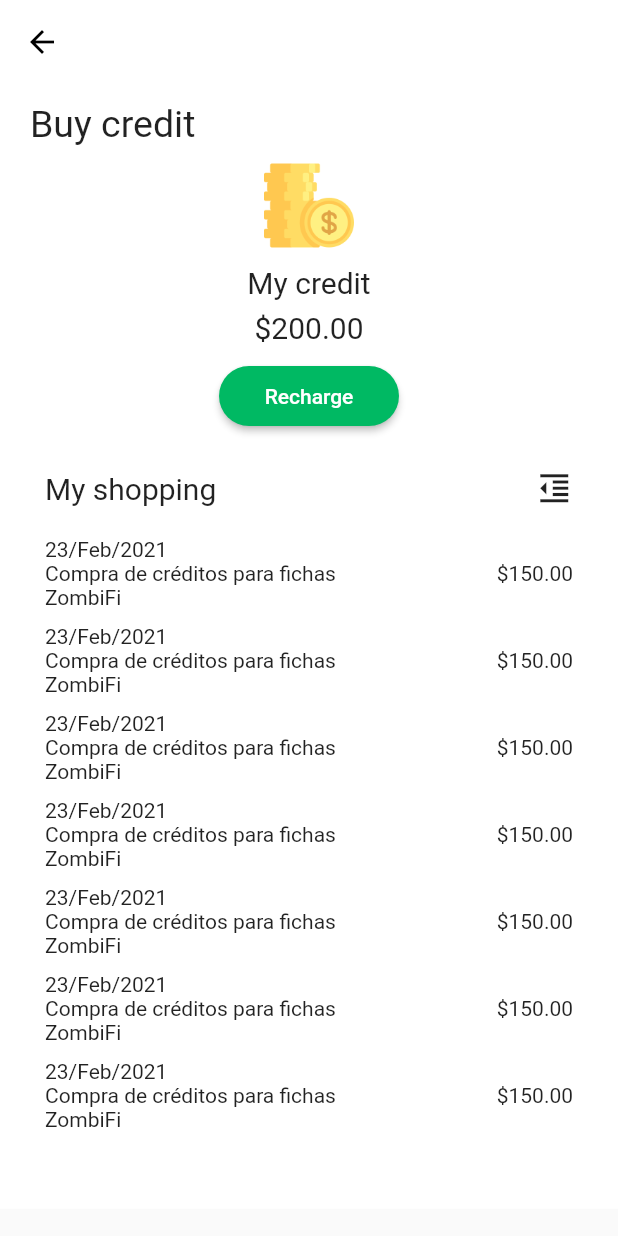
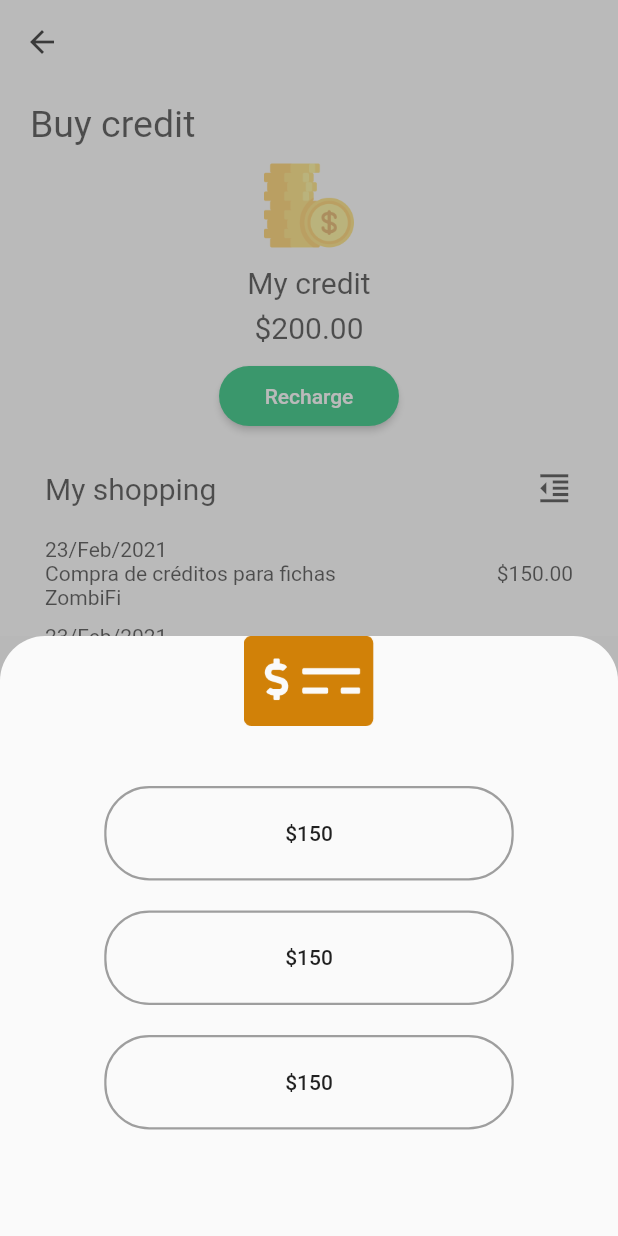
Before and after one commit to blazarnet/zombiapp, a Flutter app: the BuyCreditPage screen opened directly, after a tap on "Recharge", on a phone screen of 412 x 824 dp. Run offline on Flutter 3.47's test engine with Material 2 defaults, Android fonts, the phone set to English and light mode, and no system bars; our stand-ins replace rive; missing offline and left inert: mapbox_gl; statements that could not run were skipped.

Commit message:
Diseño del modal para comprar un nuevo credito y abonarse al wallet personal

```diff
--- a/lib/src/pages/buy_credit_page.dart
+++ b/lib/src/pages/buy_credit_page.dart
@@ -117,7 +117,7 @@ class _BuyCreditPageState extends State<BuyCreditPage> {
       shape: RoundedRectangleBorder(
         borderRadius: BorderRadius.circular(30),
       ),
-      onPressed: () {},
+      onPressed: _onRechargePressed,
     );
   }
 
@@ -153,7 +153,7 @@ class _BuyCreditPageState extends State<BuyCreditPage> {
               _buy(),
               _buy(),
               _buy(),
-              _buy(),
+              // _buy(),
             ],
           ),
         ],
@@ -192,4 +192,105 @@ class _BuyCreditPageState extends State<BuyCreditPage> {
       ),
     );
   }
+
+  void _onRechargePressed() {
+    showModalBottomSheet(
+      // shape: ShapeBorder(BorderRadius.only()),
+      context: context,
+      elevation: 0,
+      barrierColor: Color.fromRGBO(117, 117, 117, .5),
+      builder: (context) {
+        return Container(
+          color: Color.fromRGBO(117, 117, 117, .5),
+          // color: Colors.transparent,
+          height: 400,
+          child: Container(
+            child: Column(
+              children: <Widget>[
+                Positioned(top: -50, right: 50, child: _iconCredit()),
+                _creditButtons(),
+              ],
+            ),
+            decoration: BoxDecoration(
+              color: Theme.of(context).canvasColor,
+              borderRadius: BorderRadius.only(
+                topLeft: Radius.circular(30),
+                topRight: Radius.circular(30),
+              ),
+            ),
+          ),
+        );
+      },
+    );
+  }
+
+  Widget _iconCredit() {
+    return Container(
+      // color: Colors.red,
+      height: 60,
+      width: 90,
+      child: Image.asset('assets/money-check-alt-solid.png'),
+    );
+  }
+
+  Widget _creditButtons() {
+    return Container(
+      // color: Colors.red,
+      child: Padding(
+        padding: const EdgeInsets.all(20.0),
+        child: Column(
+          children: <Widget>[
+            Padding(padding: EdgeInsets.symmetric(vertical: 10)),
+            Container(
+              decoration: BoxDecoration(
+                borderRadius: BorderRadius.circular(30),
+                border: Border.all(
+                  color: Colors.grey,
+                  width: 1.5,
+                ),
+              ),
+              child: _credit(),
+            ),
+            Padding(padding: EdgeInsets.symmetric(vertical: 10)),
+            Container(
+              decoration: BoxDecoration(
+                borderRadius: BorderRadius.circular(30),
+                border: Border.all(
+                  color: Colors.grey,
+                  width: 1.5,
+                ),
+              ),
+              child: _credit(),
+            ),
+            Padding(padding: EdgeInsets.symmetric(vertical: 10)),
+            Container(
+              decoration: BoxDecoration(
+                borderRadius: BorderRadius.circular(30),
+                border: Border.all(
+                  color: Colors.grey,
+                  width: 1.5,
+                ),
+              ),
+              child: _credit(),
+            ),
+          ],
+        ),
+      ),
+    );
+  }
+
+  ButtonRoundWidget _credit() {
+    return ButtonRoundWidget(
+      child: Text(
+        '\$150',
+        style: TextStyle(),
+      ),
+      height: 60,
+      minWidth: 270,
+      shape: RoundedRectangleBorder(
+        borderRadius: BorderRadius.circular(30),
+      ),
+      onPressed: () {},
+    );
+  }
 }
```
